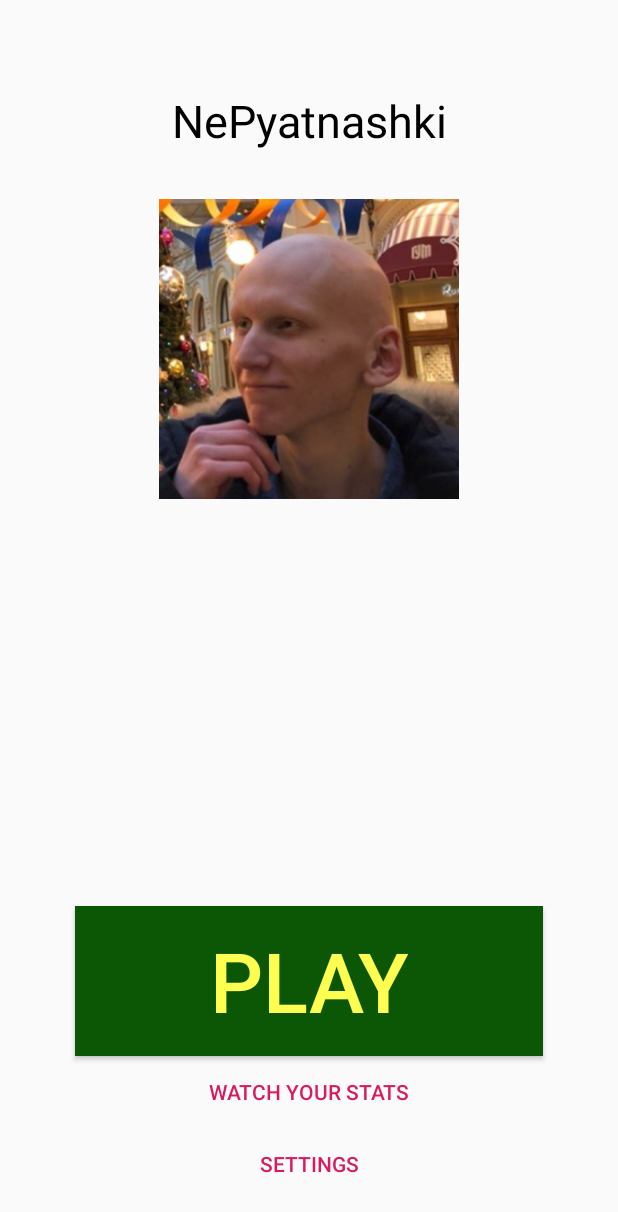
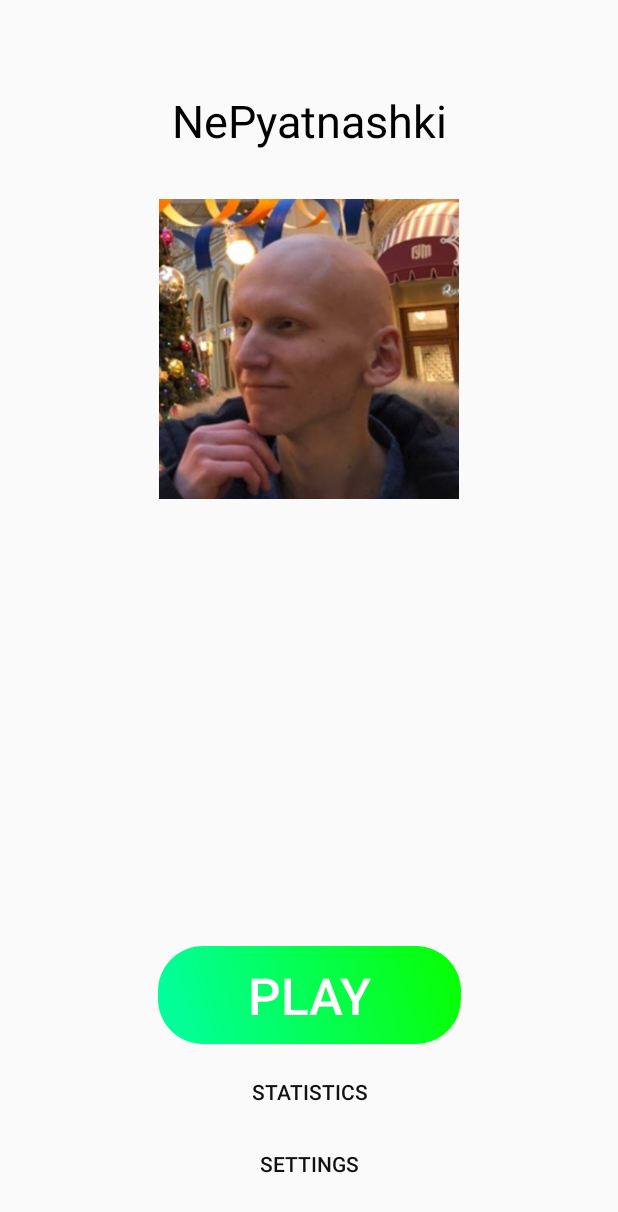
Before and after one commit to yudin2109/NePyatnashki, an Android app: the screen it shows after launch (MenuActivity), on a phone screen of 412 x 824 dp. Shown: the top 1212 px of the screen. Run offline under Robolectric (Android 15) with nearby library versions, the phone set to English and light mode, and no system bars; our stand-ins replace Dagger/Hilt's generated code, Room's generated code.

Commit message:
Small main page redesign

```diff
--- /dev/null
+++ b/app/src/main/res/drawable/play_button_background.xml
@@ -0,0 +1,17 @@
+<?xml version="1.0" encoding="utf-8"?>
+<shape
+    xmlns:android="http://schemas.android.com/apk/res/android"
+    android:shape="rectangle">
+
+    <corners
+        android:radius="30dp"
+    />
+
+    <gradient
+        android:angle="45"
+        android:startColor="#00FFA6"
+        android:endColor="#08FF00"
+        android:type="linear"
+    />
+
+</shape>
--- a/app/src/main/res/layout/activity_menu.xml
+++ b/app/src/main/res/layout/activity_menu.xml
@@ -4,8 +4,8 @@
     xmlns:tools="http://schemas.android.com/tools"
     android:layout_width="match_parent"
     android:layout_height="match_parent"
-    tools:context=".MenuActivity">
-
+    tools:context=".MenuActivity"
+>
     <TextView
         android:id="@+id/textView"
         android:layout_width="wrap_content"
@@ -47,30 +47,33 @@
 
     <Button
         android:id="@+id/button"
-        android:layout_width="match_parent"
-        android:layout_height="100dp"
-        android:layout_marginLeft="50dp"
-        android:layout_marginRight="50dp"
-        android:text="Play"
+        android:layout_width="wrap_content"
+        android:layout_height="wrap_content"
+        android:text="@string/play_string"
         app:layout_constraintBottom_toTopOf="@id/statisticsButton"
         app:layout_constraintLeft_toLeftOf="parent"
         app:layout_constraintBottom_toBottomOf="parent"
-        app:layout_constraintVertical_bias="0.2"
-        android:background="#FF0c5705"
-        android:textSize="55sp"
-        android:textColor="#FFffff52"
+        android:textSize="34sp"
+        android:textColor="@android:color/white"
+        android:background="@drawable/play_button_background"
         app:layout_constraintRight_toRightOf="parent"
-        android:onClick="startGameActivity"/>
+        android:onClick="startGameActivity"
+        style="@style/Widget.AppCompat.Button.Borderless.Colored"
+        android:paddingTop="10dp"
+        android:paddingBottom="10dp"
+        android:paddingStart="60dp"
+        android:paddingEnd="60dp"
+        android:layout_marginBottom="8dp"
+    />
 
     <Button
         android:id="@+id/statisticsButton"
         style="@style/Widget.AppCompat.Button.Borderless.Colored"
         android:layout_width="wrap_content"
         android:layout_height="wrap_content"
-        android:layout_marginTop="24dp"
         android:onClick="onStatsClicked"
-        android:text="@string/watch_your_stats_string"
-        android:textColor="@color/colorAccent"
+        android:text="@string/statistics_string"
+        android:textColor="@color/darkBlack"
         app:layout_constraintEnd_toEndOf="parent"
         app:layout_constraintStart_toStartOf="parent"
         app:layout_constraintBottom_toTopOf="@id/settingsButton"
@@ -81,14 +84,12 @@
         style="@style/Widget.AppCompat.Button.Borderless.Colored"
         android:layout_width="wrap_content"
         android:layout_height="wrap_content"
-        android:layout_marginTop="8dp"
         android:onClick="onSettingsClicked"
         android:text="@string/settings_string"
-        android:textColor="@color/colorAccent"
+        android:textColor="@color/darkBlack"
         app:layout_constraintEnd_toEndOf="parent"
         app:layout_constraintStart_toStartOf="parent"
         app:layout_constraintBottom_toBottomOf="parent"
         android:layout_marginBottom="24dp"
     />
-
 </androidx.constraintlayout.widget.ConstraintLayout>
--- a/app/src/main/res/values/strings.xml
+++ b/app/src/main/res/values/strings.xml
@@ -1,6 +1,5 @@
 <resources>
     <string name="app_name">NePyatnashki</string>
-    <string name="watch_your_stats_string">Watch your stats</string>
     <string name="statistics_string">Statistics</string>
     <string name="our_main_string">СОБЕРИ ЕБАЛО МИШЕ</string>
     <string name="settings_string">Settings</string>
@@ -15,4 +14,5 @@
     <string name="sign_in_register_greetings_string">Enter your credentials to sign in or register into application</string>
     <string name="log_out_string">Log out</string>
     <string name="gallery_page_header_string">Gallery</string>
+    <string name="play_string">Play</string>
 </resources>
```
